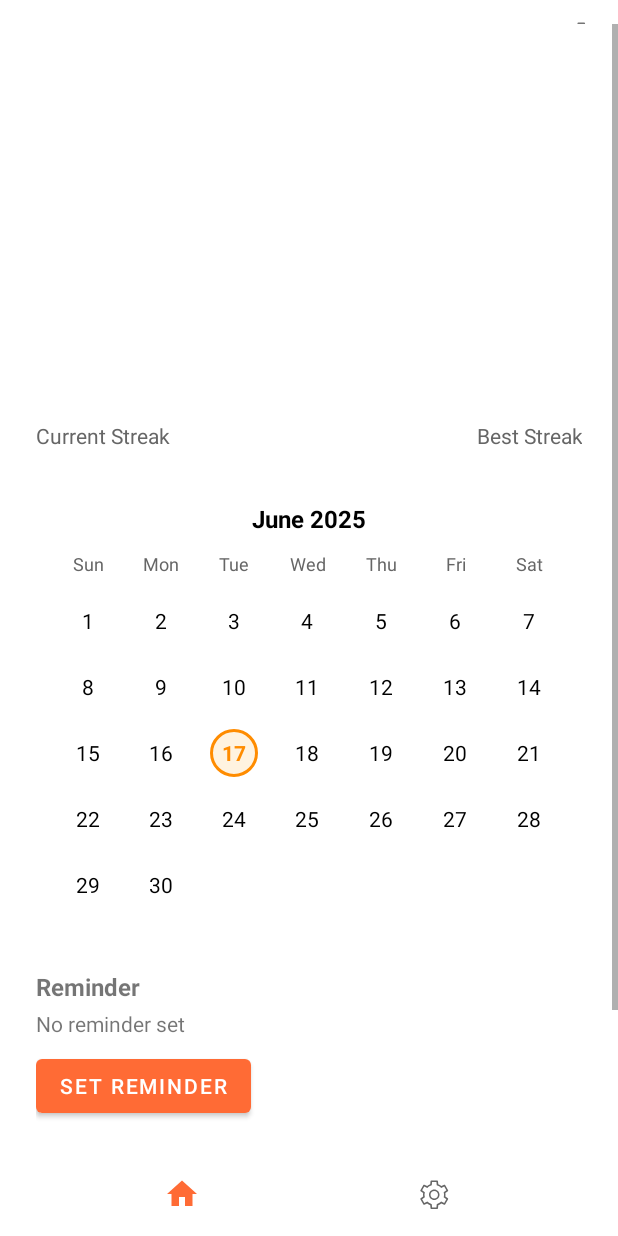
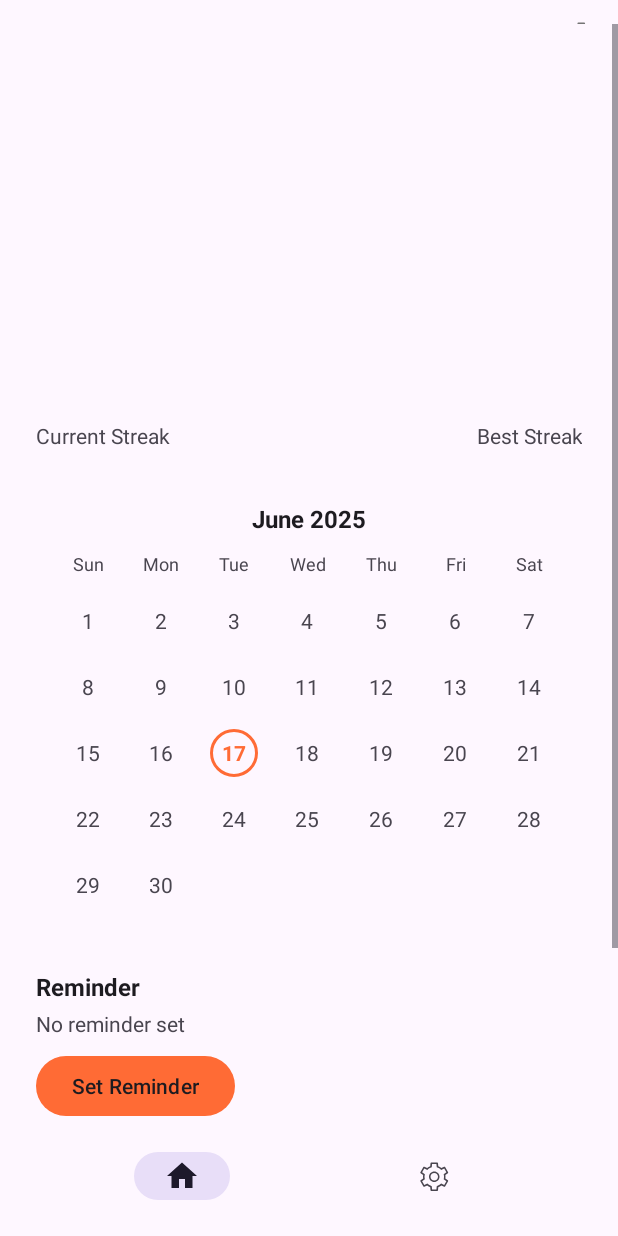
Before and after one commit to Arihant25/Streaks, an Android app: the fragment StreakDetailsFragment placed in its activity, on a phone screen of 412 x 824 dp. Run offline under Robolectric (Android 15) with nearby library versions, the phone set to English and light mode, and no system bars; our stand-ins replace navigation-ui; 18 statements that could not run were skipped.

Commit message:
Update theme to Material3

```diff
--- a/app/build.gradle.kts
+++ b/app/build.gradle.kts
@@ -58,4 +58,8 @@ dependencies {
     implementation("com.google.code.gson:gson:2.10.1")
     implementation("androidx.datastore:datastore-preferences:1.1.0")
     implementation("androidx.work:work-runtime-ktx:2.9.0")
+    implementation(libs.androidx.fragment.ktx)
+    implementation(libs.androidx.activity)
+    implementation(libs.androidx.transition)
+    implementation("com.google.android.material:material:1.11.0")
 }
--- a/app/src/main/AndroidManifest.xml
+++ b/app/src/main/AndroidManifest.xml
@@ -16,7 +16,8 @@
         android:roundIcon="@mipmap/ic_launcher_round"
         android:supportsRtl="true"
         android:theme="@style/Theme.Streaks"
-        tools:targetApi="31">
+        tools:targetApi="31"
+        android:enableOnBackInvokedCallback="true">
         <activity
             android:name=".MainActivity"
             android:exported="true"
--- a/app/src/main/java/com/example/streaks/ui/adapters/StreaksAdapter.kt
+++ b/app/src/main/java/com/example/streaks/ui/adapters/StreaksAdapter.kt
@@ -9,16 +9,17 @@ import androidx.recyclerview.widget.RecyclerView
 import com.example.streaks.R
 import com.example.streaks.data.Streak
 import com.example.streaks.databinding.ItemStreakCardBinding
+import android.view.View
 
 class StreaksAdapter(
     private val onStreakToggled: (String, Boolean) -> Unit,
-    private val onStreakClicked: (Streak) -> Unit
+    private val onStreakClicked: (Streak, View) -> Unit
 ) : ListAdapter<Streak, StreaksAdapter.StreakViewHolder>(DiffCallback()) {
 
     class StreakViewHolder(private val binding: ItemStreakCardBinding) :
         RecyclerView.ViewHolder(binding.root) {
 
-        fun bind(streak: Streak, onToggled: (String, Boolean) -> Unit, onClicked: (Streak) -> Unit) {
+        fun bind(streak: Streak, onToggled: (String, Boolean) -> Unit, onClicked: (Streak, View) -> Unit) {
             binding.emojiIcon.text = streak.emoji
             binding.streakName.text = streak.name
             binding.streakCount.text = if (streak.currentStreak == 0) {
@@ -42,8 +43,11 @@ class StreaksAdapter(
             }
             // Add click listener for the whole card
             binding.root.setOnClickListener {
-                onClicked(streak)
+                onClicked(streak, binding.root)
             }
+
+            // Set transitionName on the card container
+            binding.root.transitionName = "streak_card_${streak.id}"
         }
     }
 
--- a/app/src/main/java/com/example/streaks/ui/home/HomeFragment.kt
+++ b/app/src/main/java/com/example/streaks/ui/home/HomeFragment.kt
@@ -11,6 +11,8 @@ import androidx.recyclerview.widget.LinearLayoutManager
 import com.example.streaks.databinding.FragmentHomeBinding
 import com.example.streaks.ui.adapters.StreaksAdapter
 import androidx.navigation.fragment.findNavController
+import com.google.android.material.transition.platform.MaterialSharedAxis
+import com.google.android.material.transition.platform.MaterialContainerTransform
 
 class HomeFragment : Fragment() {
 
@@ -19,6 +21,13 @@ class HomeFragment : Fragment() {
 
     private lateinit var homeViewModel: HomeViewModel
     private lateinit var streaksAdapter: StreaksAdapter
+
+    override fun onCreate(savedInstanceState: Bundle?) {
+        super.onCreate(savedInstanceState)
+        // Predictive back: Material motion for enter/return
+        enterTransition = MaterialSharedAxis(MaterialSharedAxis.X, true)
+        returnTransition = MaterialSharedAxis(MaterialSharedAxis.X, false)
+    }
 
     override fun onCreateView(
         inflater: LayoutInflater,
@@ -43,9 +52,12 @@ class HomeFragment : Fragment() {
                     homeViewModel.uncompleteStreak(streakId, requireContext())
                 }
             },
-            onStreakClicked = { streak ->
+            onStreakClicked = { streak, view ->
                 val action = com.example.streaks.ui.home.HomeFragmentDirections.actionHomeToStreakDetails(streak)
-                findNavController().navigate(action)
+                val extras = androidx.navigation.fragment.FragmentNavigatorExtras(
+                    view to "streak_card_${streak.id}"
+                )
+                findNavController().navigate(action, extras)
             }
         )
 
--- a/app/src/main/java/com/example/streaks/ui/home/StreakDetailsFragment.kt
+++ b/app/src/main/java/com/example/streaks/ui/home/StreakDetailsFragment.kt
@@ -30,12 +30,25 @@ import android.app.AlarmManager
 import android.app.PendingIntent
 import androidx.navigation.fragment.findNavController
 import androidx.appcompat.app.AppCompatActivity
+import com.google.android.material.transition.platform.MaterialSharedAxis
+import com.google.android.material.transition.platform.MaterialContainerTransform
+import com.example.streaks.R
 
 class StreakDetailsFragment : Fragment() {
     private val args: StreakDetailsFragmentArgs by navArgs()
     private val homeViewModel: HomeViewModel by activityViewModels()
     private var reminder: Reminder? = null // In-memory for now
     private lateinit var notificationScheduler: NotificationScheduler
+
+    override fun onCreate(savedInstanceState: Bundle?) {
+        super.onCreate(savedInstanceState)
+        // Predictive back: Material motion for enter/return
+        enterTransition = MaterialSharedAxis(MaterialSharedAxis.X, true)
+        returnTransition = MaterialSharedAxis(MaterialSharedAxis.X, false)
+        // Optional: For a smoother transition, you can also set exit and reenter transitions
+        // exitTransition = MaterialSharedAxis(MaterialSharedAxis.X, true)
+        // reenterTransition = MaterialSharedAxis(MaterialSharedAxis.X, false)
+    }
 
     override fun onCreateView(
         inflater: LayoutInflater,
@@ -46,8 +59,6 @@ class StreakDetailsFragment : Fragment() {
         val binding = FragmentStreakDetailsBinding.inflate(inflater, container, false)
         notificationScheduler = NotificationScheduler(requireContext())
 
-        // Set white background
-        binding.root.setBackgroundColor(Color.WHITE)
         binding.textEmoji.text = streak.emoji
         binding.textName.text = streak.name
         binding.textFrequency.text = formatFrequency(streak.frequency, streak.frequencyCount)
@@ -121,7 +132,21 @@ class StreakDetailsFragment : Fragment() {
                 .show()
         }
 
+        // Set transitionName for shared element
+        binding.root.transitionName = "streak_card_${streak.id}"
+
         return binding.root
+    }
+
+    override fun onViewCreated(view: View, savedInstanceState: Bundle?) {
+        super.onViewCreated(view, savedInstanceState)
+
+        // Handle predictive back gesture
+        requireActivity().onBackPressedDispatcher.addCallback(viewLifecycleOwner, object : androidx.activity.OnBackPressedCallback(true) {
+            override fun handleOnBackPressed() {
+                findNavController().popBackStack()
+            }
+        })
     }
 
     private fun setupStreakStatsLayout(binding: FragmentStreakDetailsBinding, streak: Streak) {
@@ -159,7 +184,7 @@ class StreakDetailsFragment : Fragment() {
         val currentStreakNumber = android.widget.TextView(requireContext()).apply {
             text = "${streak.currentStreak}" // Number only
             textSize = 54f
-            setTextColor(Color.BLACK)
+            setTextColor(resolveThemeColor(requireContext(), com.google.android.material.R.attr.colorOnSurface))
             typeface = android.graphics.Typeface.DEFAULT_BOLD
             // gravity = android.view.Gravity.START // Gravity handled by parent
         }
@@ -167,7 +192,7 @@ class StreakDetailsFragment : Fragment() {
         val currentStreakUnitText = android.widget.TextView(requireContext()).apply {
             text = streakUnit
             textSize = 14f // Smaller font size for unit
-            setTextColor(Color.BLACK)
+            setTextColor(resolveThemeColor(requireContext(), com.google.android.material.R.attr.colorOnSurfaceVariant))
             setPadding(dpToPx(4), 0, 0, dpToPx(4)) // Add some padding and adjust bottom padding for alignment
         }
         currentStreakNumberLayout.addView(currentStreakNumber)
@@ -176,7 +201,7 @@ class StreakDetailsFragment : Fragment() {
         val currentStreakLabel = android.widget.TextView(requireContext()).apply {
             text = "Current Streak"
             textSize = 14f
-            setTextColor(Color.parseColor("#666666"))
+            setTextColor(resolveThemeColor(requireContext(), com.google.android.material.R.attr.colorOnSurfaceVariant))
             gravity = android.view.Gravity.START
             setPadding(0, 8, 0, 0)
         }
@@ -207,7 +232,7 @@ class StreakDetailsFragment : Fragment() {
         val bestStreakNumber = android.widget.TextView(requireContext()).apply {
             text = "${streak.bestStreak}" // Number only
             textSize = 54f
-            setTextColor(Color.parseColor("#666666"))
+            setTextColor(resolveThemeColor(requireContext(), com.google.android.material.R.attr.colorOnSurfaceVariant))
             typeface = android.graphics.Typeface.DEFAULT_BOLD
             // gravity = android.view.Gravity.END // Gravity handled by parent
         }
@@ -215,7 +240,7 @@ class StreakDetailsFragment : Fragment() {
         val bestStreakUnitText = android.widget.TextView(requireContext()).apply {
             text = streakUnit
             textSize = 14f // Smaller font size for unit
-            setTextColor(Color.parseColor("#666666"))
+            setTextColor(resolveThemeColor(requireContext(), com.google.android.material.R.attr.colorOnSurfaceVariant))
             setPadding(dpToPx(4), 0, 0, dpToPx(4)) // Add some padding and adjust bottom padding
         }
         bestStreakNumberLayout.addView(bestStreakNumber)
@@ -224,7 +249,7 @@ class StreakDetailsFragment : Fragment() {
         val bestStreakLabel = android.widget.TextView(requireContext()).apply {
             text = "Best Streak"
             textSize = 14f
-            setTextColor(Color.parseColor("#666666"))
+            setTextColor(resolveThemeColor(requireContext(), com.google.android.material.R.attr.colorOnSurfaceVariant))
             gravity = android.view.Gravity.END
             setPadding(0, 8, 0, 0)
         }
@@ -245,36 +270,6 @@ class StreakDetailsFragment : Fragment() {
         // Remove old layout and add new one
         grandParent.removeView(parentContainer)
         grandParent.addView(streakStatsContainer, parentIndex)
-    }
-
-    override fun onViewCreated(view: View, savedInstanceState: Bundle?) {
-        super.onViewCreated(view, savedInstanceState)
-
-        // Handle predictive back gesture
-        requireActivity().onBackPressedDispatcher.addCallback(viewLifecycleOwner, object : androidx.activity.OnBackPressedCallback(true) {
-            override fun handleOnBackPressed() {
-                findNavController().popBackStack()
-            }
-        })
-
-        // Ensure tapping home in bottom nav always navigates to home
-        val mainActivity = requireActivity() as? com.example.streaks.MainActivity
-        val navView = mainActivity?.getBottomNavigationView()
-        navView?.setOnItemSelectedListener { item ->
-            if (item.itemId == com.example.streaks.R.id.navigation_home) {
-                findNavController().navigate(
-                    com.example.streaks.R.id.navigation_home,
-                    null,
-                    androidx.navigation.NavOptions.Builder()
-                        .setPopUpTo(com.example.streaks.R.id.navigation_home, inclusive = false)
-                        .setLaunchSingleTop(true)
-                        .build()
-                )
-                true
-            } else {
-                false
-            }
-        }
     }
 
     private fun getStreakUnit(frequency: com.example.streaks.data.FrequencyType): String {
@@ -305,12 +300,12 @@ class StreakDetailsFragment : Fragment() {
         val container = android.widget.LinearLayout(context)
         container.orientation = android.widget.LinearLayout.VERTICAL
         container.setPadding(dpToPx(16), dpToPx(16), dpToPx(16), dpToPx(24))
-        container.setBackgroundColor(Color.WHITE)
+        container.setBackgroundColor(resolveThemeColor(context, com.google.android.material.R.attr.colorSurface))
 
         val title = android.widget.TextView(context)
         title.text = "$year Activity"
         title.textSize = 16f
-        title.setTextColor(Color.BLACK)
+        title.setTextColor(resolveThemeColor(context, com.google.android.material.R.attr.colorOnSurface))
         title.typeface = android.graphics.Typeface.DEFAULT_BOLD
         title.setPadding(0, 0, 0, dpToPx(16))
         container.addView(title)
@@ -412,7 +407,7 @@ class StreakDetailsFragment : Fragment() {
         val container = android.widget.LinearLayout(context)
         container.orientation = android.widget.LinearLayout.VERTICAL
         container.setPadding(16, 16, 16, 16)
-        container.setBackgroundColor(Color.WHITE)
+        container.setBackgroundColor(resolveThemeColor(context, com.google.android.material.R.attr.colorSurface))
         container.layoutParams = android.widget.LinearLayout.LayoutParams(
             android.widget.LinearLayout.LayoutParams.MATCH_PARENT,
             android.widget.LinearLayout.LayoutParams.WRAP_CONTENT
@@ -422,7 +417,7 @@ class StreakDetailsFragment : Fragment() {
         val monthText = android.widget.TextView(context)
         monthText.text = monthName
         monthText.textSize = 16f
-        monthText.setTextColor(Color.BLACK)
+        monthText.setTextColor(resolveThemeColor(context, com.google.android.material.R.attr.colorOnSurface))
         monthText.typeface = android.graphics.Typeface.DEFAULT_BOLD
         monthText.setPadding(0, 0, 0, 16)
         monthText.gravity = android.view.Gravity.CENTER
@@ -442,7 +437,7 @@ class StreakDetailsFragment : Fragment() {
             tv.text = day
             tv.gravity = android.view.Gravity.CENTER
             tv.textSize = 12f
-            tv.setTextColor(Color.parseColor("#666666"))
+            tv.setTextColor(resolveThemeColor(context, com.google.android.material.R.attr.colorOnSurfaceVariant))
             tv.layoutParams = android.widget.LinearLayout.LayoutParams(0, android.widget.LinearLayout.LayoutParams.WRAP_CONTENT, 1f)
             tv.setPadding(0, 0, 0, 12)
             weekHeaderRow.addView(tv)
@@ -488,9 +483,9 @@ class StreakDetailsFragment : Fragment() {
                     dayTv.textSize = 14f
                     dayTv.setTextColor(
                         when {
-                            isCompleted -> Color.WHITE
-                            isToday -> Color.parseColor("#FF8C00")
-                            else -> Color.BLACK
+                            isCompleted -> resolveThemeColor(context, com.google.android.material.R.attr.colorOnSurface)
+                            isToday -> resolveThemeColor(context, com.google.android.material.R.attr.colorPrimary)
+                            else -> resolveThemeColor(context, com.google.android.material.R.attr.colorOnSurfaceVariant)
                         }
                     )
                     dayTv.typeface = if (isToday) android.graphics.Typeface.DEFAULT_BOLD else android.graphics.Typeface.DEFAULT
@@ -505,14 +500,14 @@ class StreakDetailsFragment : Fragment() {
                         isCompleted -> {
                             val drawable = GradientDrawable()
                             drawable.shape = GradientDrawable.OVAL
-                            drawable.setColor(Color.parseColor("#39D353"))
+                            drawable.setColor(resolveThemeColor(context, com.google.android.material.R.attr.colorPrimary))
                             dayTv.background = drawable
                         }
                         isToday -> {
                             val drawable = GradientDrawable()
                             drawable.shape = GradientDrawable.OVAL
-                            drawable.setColor(Color.parseColor("#FFF3E0")) // Light orange background
-                            drawable.setStroke(dpToPx(2), Color.parseColor("#FF8C00"))
+                            drawable.setColor(resolveThemeColor(context, com.google.android.material.R.attr.colorSurface)) // Light orange background
+                            drawable.setStroke(dpToPx(2), resolveThemeColor(context, com.google.android.material.R.attr.colorPrimary))
                             dayTv.background = drawable
                         }
                     }
@@ -603,6 +598,14 @@ class StreakDetailsFragment : Fragment() {
             }
         }
     }
+
+    // Helper function to resolve color from theme attribute
+    private fun resolveThemeColor(context: Context, attr: Int): Int {
+        val typedValue = TypedValue()
+        val theme = context.theme
+        theme.resolveAttribute(attr, typedValue, true)
+        return typedValue.data
+    }
 }
 
 class ReminderReceiver : BroadcastReceiver() {
--- a/app/src/main/res/layout/fragment_streak_details.xml
+++ b/app/src/main/res/layout/fragment_streak_details.xml
@@ -1,7 +1,8 @@
 <?xml version="1.0" encoding="utf-8"?>
 <ScrollView xmlns:android="http://schemas.android.com/apk/res/android"
     android:layout_width="match_parent"
-    android:layout_height="match_parent">
+    android:layout_height="match_parent"
+    android:background="?android:colorBackground">
 
     <LinearLayout
         android:layout_width="match_parent"
@@ -17,7 +18,8 @@
             android:layout_height="wrap_content"
             android:textSize="48sp"
             android:layout_marginTop="16dp"
-            android:layout_marginBottom="8dp" />
+            android:layout_marginBottom="8dp"
+            android:textColor="?android:textColorPrimary" />
 
         <!-- Name -->
         <TextView
@@ -26,7 +28,8 @@
             android:layout_height="wrap_content"
             android:textSize="24sp"
             android:textStyle="bold"
-            android:layout_marginBottom="4dp" />
+            android:layout_marginBottom="4dp"
+            android:textColor="?android:textColorPrimary" />
 
         <!-- Frequency -->
         <TextView
@@ -34,7 +37,7 @@
             android:layout_width="wrap_content"
             android:layout_height="wrap_content"
             android:textSize="16sp"
-            android:textColor="#888888"
+            android:textColor="?android:textColorSecondary"
             android:layout_marginBottom="16dp" />
 
         <!-- Streak stats row -->
@@ -49,13 +52,15 @@
                 android:layout_height="wrap_content"
                 android:textSize="16sp"
                 android:textStyle="bold"
-                android:layout_marginEnd="24dp" />
+                android:layout_marginEnd="24dp"
+                android:textColor="?android:textColorPrimary" />
             <TextView
                 android:id="@+id/text_best_streak"
                 android:layout_width="wrap_content"
                 android:layout_height="wrap_content"
                 android:textSize="16sp"
-                android:textStyle="bold" />
+                android:textStyle="bold"
+                android:textColor="?android:textColorPrimary" />
         </LinearLayout>
 
         <!-- GitHub-style year graph placeholder -->
@@ -86,18 +91,21 @@
                 android:text="Reminder"
                 android:textStyle="bold"
                 android:textSize="16sp"
-                android:layout_marginBottom="4dp" />
+                android:layout_marginBottom="4dp"
+                android:textColor="?android:textColorPrimary" />
             <TextView
                 android:id="@+id/text_reminder_summary"
                 android:layout_width="wrap_content"
                 android:layout_height="wrap_content"
                 android:text="No reminder set"
-                android:layout_marginBottom="8dp" />
+                android:layout_marginBottom="8dp"
+                android:textColor="?android:textColorSecondary" />
             <Button
                 android:id="@+id/button_set_reminder"
                 android:layout_width="wrap_content"
                 android:layout_height="wrap_content"
-                android:text="Set Reminder" />
+                android:text="Set Reminder"
+                android:textColor="?android:textColorPrimary" />
         </LinearLayout>
 
         <!-- TODO: Add graph, monthly view, reminders -->
@@ -114,7 +122,8 @@
                 android:layout_width="0dp"
                 android:layout_height="wrap_content"
                 android:layout_weight="1"
-                android:text="Edit" />
+                android:text="Edit"
+                android:textColor="?android:textColorPrimary" />
             <Space
                 android:layout_width="16dp"
                 android:layout_height="wrap_content" />
@@ -123,7 +132,8 @@
                 android:layout_width="0dp"
                 android:layout_height="wrap_content"
                 android:layout_weight="1"
-                android:text="Delete" />
+                android:text="Delete"
+                android:textColor="?android:textColorPrimary" />
         </LinearLayout>
     </LinearLayout>
 </ScrollView>
--- a/app/src/main/res/navigation/mobile_navigation.xml
+++ b/app/src/main/res/navigation/mobile_navigation.xml
@@ -30,6 +30,11 @@
             android:name="streak"
             app:argType="com.example.streaks.data.Streak"
             app:nullable="false" />
+        <action
+            android:id="@+id/action_streakDetails_to_home"
+            app:destination="@id/navigation_home"
+            app:popUpTo="@id/navigation_home"
+            app:popUpToInclusive="true" />
     </fragment>
 
 </navigation>
--- a/app/src/main/res/values-night/themes.xml
+++ b/app/src/main/res/values-night/themes.xml
@@ -1,13 +1,11 @@
 <resources xmlns:tools="http://schemas.android.com/tools">
     <!-- Base application theme. -->
-    <style name="Theme.Streaks" parent="Theme.MaterialComponents.DayNight.NoActionBar">
+    <style name="Theme.Streaks" parent="Theme.Material3.DayNight.NoActionBar">
         <!-- Primary brand color. -->
         <item name="colorPrimary">@color/orange_light</item>
-        <item name="colorPrimaryVariant">@color/gray_dark</item>
         <item name="colorOnPrimary">@color/black</item>
         <!-- Secondary brand color. -->
         <item name="colorSecondary">@color/orange</item>
-        <item name="colorSecondaryVariant">@color/gray_medium</item>
         <item name="colorOnSecondary">@color/black</item>
         <!-- Status bar color. -->
         <item name="android:statusBarColor">@color/gray_dark</item>
--- a/app/src/main/res/values/themes.xml
+++ b/app/src/main/res/values/themes.xml
@@ -1,13 +1,11 @@
 <resources xmlns:tools="http://schemas.android.com/tools">
     <!-- Base application theme. -->
-    <style name="Theme.Streaks" parent="Theme.MaterialComponents.DayNight.NoActionBar">
+    <style name="Theme.Streaks" parent="Theme.Material3.DayNight.NoActionBar">
         <!-- Primary brand color. -->
         <item name="colorPrimary">@color/orange</item>
-        <item name="colorPrimaryVariant">@color/gray_dark</item>
         <item name="colorOnPrimary">@color/white</item>
         <!-- Secondary brand color. -->
         <item name="colorSecondary">@color/orange_light</item>
-        <item name="colorSecondaryVariant">@color/gray_medium</item>
         <item name="colorOnSecondary">@color/black</item>
         <!-- Status bar color. -->
         <item name="android:statusBarColor">@color/gray_dark</item>
--- a/gradle/libs.versions.toml
+++ b/gradle/libs.versions.toml
@@ -12,6 +12,9 @@ lifecycleLivedataKtx = "2.6.1"
 lifecycleViewmodelKtx = "2.6.1"
 navigationFragmentKtx = "2.6.0"
 navigationUiKtx = "2.6.0"
+fragment = "1.8.0"
+activity = "1.8.2"
+transition = "1.5.0"
 
 [libraries]
 androidx-core-ktx = { group = "androidx.core", name = "core-ktx", version.ref = "coreKtx" }
@@ -25,6 +28,9 @@ androidx-lifecycle-livedata-ktx = { group = "androidx.lifecycle", name = "lifecy
 androidx-lifecycle-viewmodel-ktx = { group = "androidx.lifecycle", name = "lifecycle-viewmodel-ktx", version.ref = "lifecycleViewmodelKtx" }
 androidx-navigation-fragment-ktx = { group = "androidx.navigation", name = "navigation-fragment-ktx", version.ref = "navigationFragmentKtx" }
 androidx-navigation-ui-ktx = { group = "androidx.navigation", name = "navigation-ui-ktx", version.ref = "navigationUiKtx" }
+androidx-fragment-ktx = { group = "androidx.fragment", name = "fragment-ktx", version.ref = "fragment" }
+androidx-activity = { group = "androidx.activity", name = "activity", version.ref = "activity" }
+androidx-transition = { group = "androidx.transition", name = "transition", version.ref = "transition" }
 
 [plugins]
 android-application = { id = "com.android.application", version.ref = "agp" }
```
Also changed, not shown: app/src/main/java/com/example/streaks/ui/settings/SettingsFragment.kt (+8 -0 lines).
